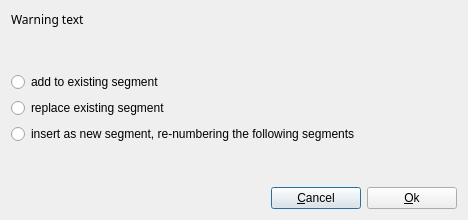
Old version of the form src/qt-widgets/HellingerNewSegmentWarningUi.ui in the repository GPlates/GPlates.
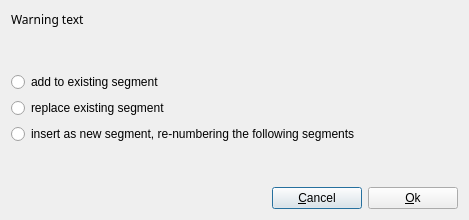
New version of the form.

Commit message: (hellinger) Various tweaking, including table header widths and the like.

```diff
--- a/src/qt-widgets/HellingerNewSegmentWarningUi.ui
+++ b/src/qt-widgets/HellingerNewSegmentWarningUi.ui
@@ -6,7 +6,7 @@
    <rect>
     <x>0</x>
     <y>0</y>
-    <width>468</width>
+    <width>469</width>
     <height>220</height>
    </rect>
   </property>
```
Left out of the diff: 8 changed lines with no effect on the pictures. The commit also changes 10 other files.
